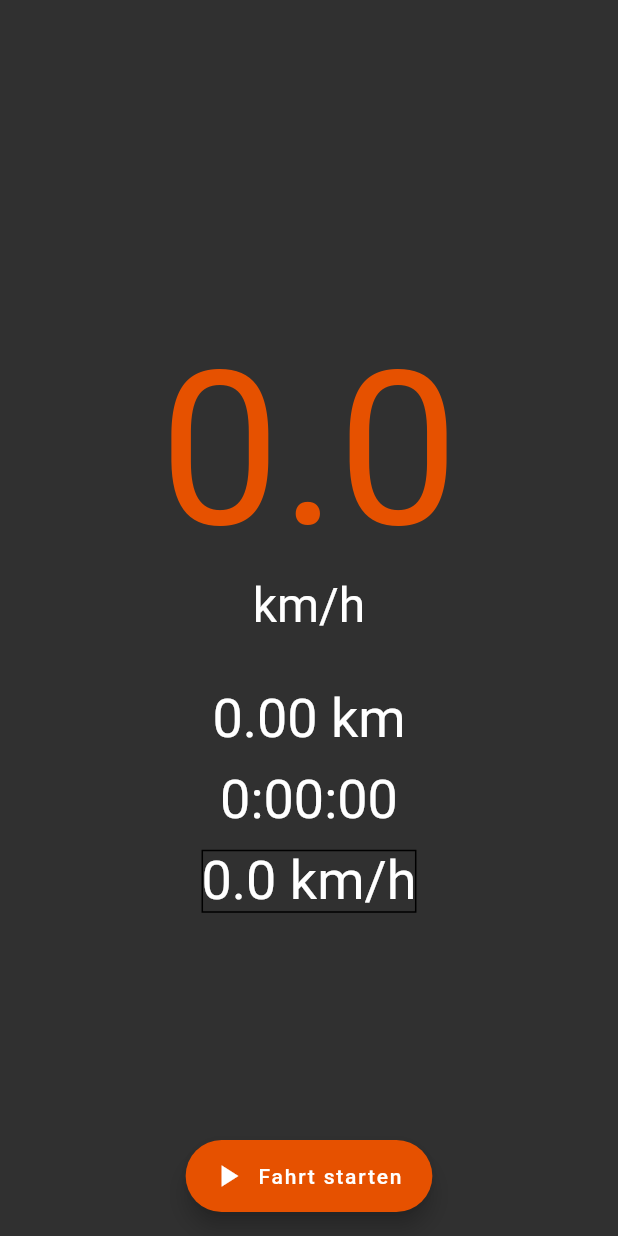
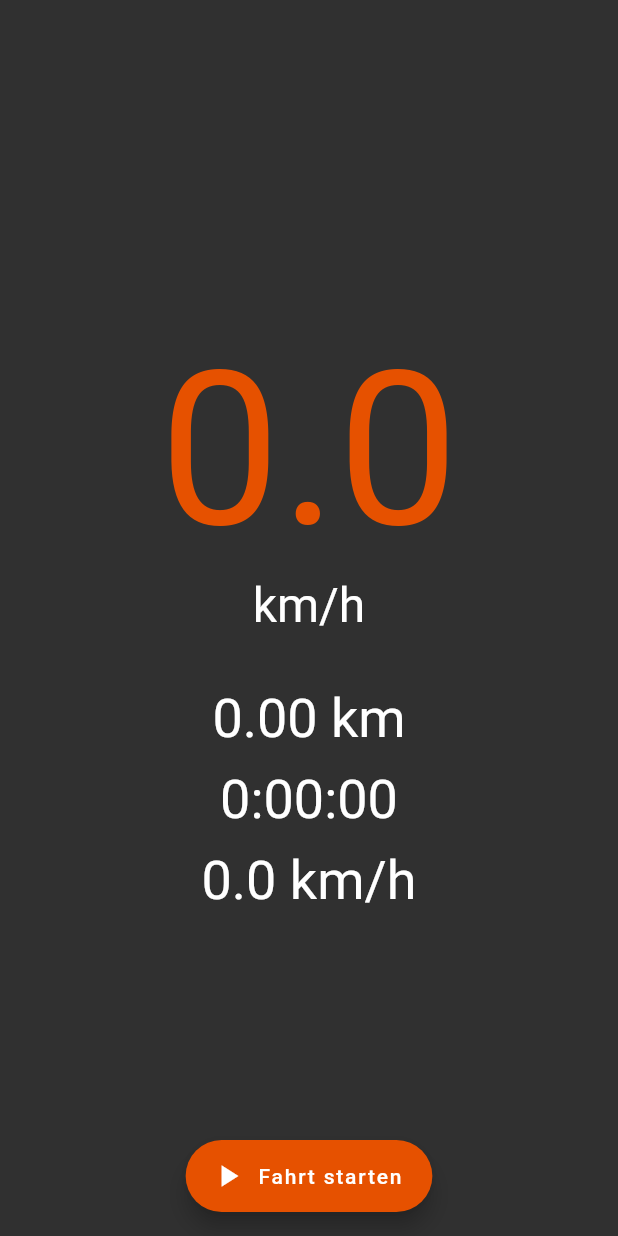
Before and after one commit to r-wittmann/tacho, a Flutter app: the screen it shows after launch, on a phone screen of 412 x 824 dp. Run offline on Flutter 3.47's test engine with Material 2 defaults, Android fonts, the phone set to English and light mode, and no system bars; our stand-ins replace location; missing offline and left inert: screen.

Commit message:
remove border from average speed view

```diff
--- a/lib/view/AverageSpeedView.dart
+++ b/lib/view/AverageSpeedView.dart
@@ -14,12 +14,9 @@ class AverageSpeedView extends StatelessWidget {
 
   @override
   Widget build(BuildContext context) {
-    return DecoratedBox(
-      decoration: BoxDecoration(border: Border.all()),
-      child: Text(
-        '${getAverageSpeed().toStringAsFixed(1)} km/h',
-        style: TextStyle(fontSize: 36),
-      ),
+    return Text(
+      '${getAverageSpeed().toStringAsFixed(1)} km/h',
+      style: TextStyle(fontSize: 36),
     );
   }
 }
```
